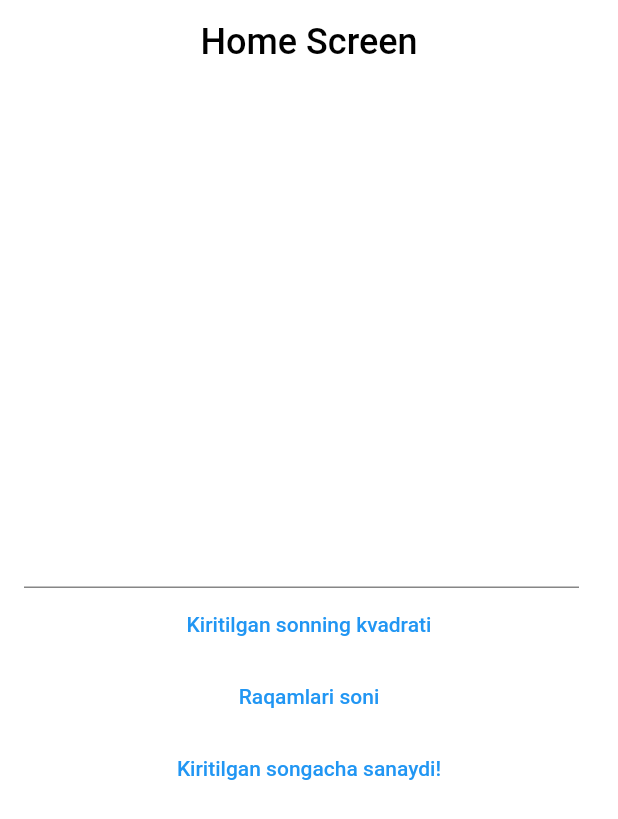
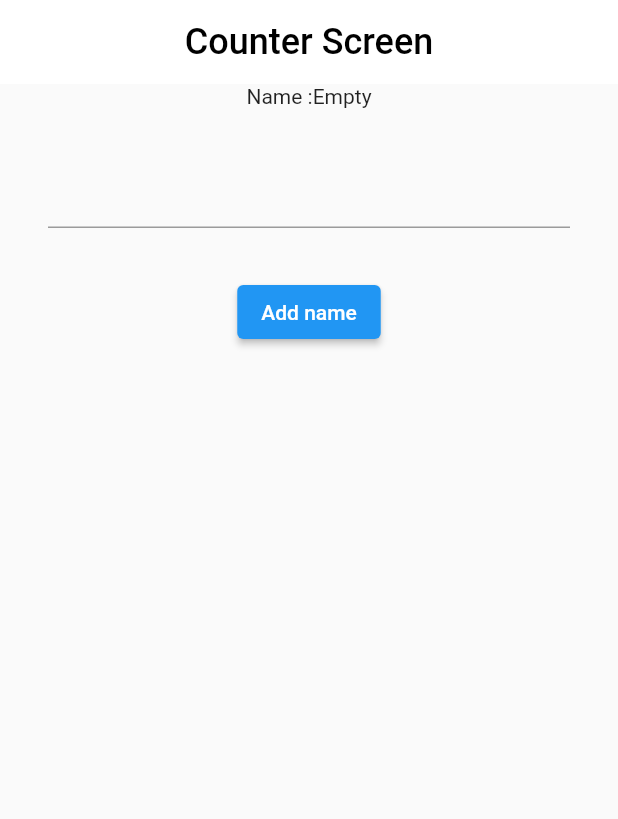
Before and after one commit to solihdev/streams_flutter, a Flutter app: the screen it shows after launch, on a phone screen of 412 x 824 dp. Shown: the top 819 px of the screen. Run offline on Flutter 3.47's test engine with Material 2 defaults, Android fonts, the phone set to English and light mode, and no system bars; our stand-ins replace fluttertoast.

Commit message:
some changes

```diff
--- a/lib/main.dart
+++ b/lib/main.dart
@@ -1,6 +1,7 @@
 import 'package:flutter/material.dart';
-
-import 'stream_project/home_screen.dart';
+import 'package:flutter_streams/ui/counter_screen.dart';
+import 'package:flutter_streams/ui/counter_screen_view.dart';
+import 'ui/stream_project/home_screen.dart';
 
 void main() {
   runApp(const MyApp());
@@ -9,11 +10,11 @@ void main() {
 class MyApp extends StatelessWidget {
   const MyApp({super.key});
 
-
   @override
   Widget build(BuildContext context) {
     return const MaterialApp(
-      home: HomeScreen(),
+      debugShowCheckedModeBanner: false,
+      home: CounterScreenView(),
     );
   }
 }
--- /dev/null
+++ b/lib/ui/counter_screen_view.dart
@@ -0,0 +1,92 @@
+import 'package:flutter/material.dart';
+import 'package:flutter_streams/view_models/counter_view_model.dart';
+import 'package:provider/provider.dart';
+
+class CounterScreenView extends StatefulWidget {
+  const CounterScreenView({Key? key}) : super(key: key);
+
+  @override
+  State<CounterScreenView> createState() => _CounterScreenViewState();
+}
+
+class _CounterScreenViewState extends State<CounterScreenView> {
+  final TextEditingController nameController = TextEditingController();
+
+  @override
+  Widget build(BuildContext context) {
+    return Scaffold(
+      appBar: AppBar(
+        centerTitle: true,
+        backgroundColor: Colors.white,
+        elevation: 0,
+        title: const Text(
+          "Counter Screen",
+          style: TextStyle(color: Colors.black, fontSize: 24),
+        ),
+      ),
+      body: ChangeNotifierProvider(
+          create: (context) => CounterViewModel(),
+          builder: (context, child) {
+            return Consumer<CounterViewModel>(
+                builder: (context, viewModel, child) {
+              return Column(children: [
+                Center(
+                  child: Text("Name :${viewModel.name}"),
+                ),
+                Padding(
+                  padding: const EdgeInsets.all(32),
+                  child: TextField(
+                    controller: nameController,
+                  ),
+                ),
+                ElevatedButton(
+                    onPressed: () {
+                      context
+                          .read<CounterViewModel>()
+                          .addToStream(nameController.text);
+                    },
+                    child: const Text("Add name"))
+              ]);
+            });
+          }),
+    );
+  }
+}
+
+// Widget eskisi(){
+//   return Scaffold(
+//     appBar: AppBar(
+//       centerTitle: true,
+//       backgroundColor: Colors.white,
+//       elevation: 0,
+//       title: const Text(
+//         "Counter Screen",
+//         style: TextStyle(color: Colors.black, fontSize: 24),
+//       ),
+//     ),
+//     body: ChangeNotifierProvider(
+//       create: (context) => CounterViewModel(),
+//       builder: (context, child) {
+//         return Consumer<CounterViewModel>(
+//             builder: (context, viewModel, child) {
+//               return Column(
+//                 children: [
+//                   Center(
+//                     child: Text(viewModel.count.toString()),
+//                   ),
+//                   ElevatedButton(onPressed: (){
+//                     context.read<CounterViewModel>().pauseCounterStream();
+//                   }, child: const Text("Pause Stream")),
+//                   ElevatedButton(onPressed: (){
+//                     context.read<CounterViewModel>().resumeCounterStream();
+//                   }, child: const Text("Resume Stream")),
+//                   ElevatedButton(onPressed: (){
+//                     context.read<CounterViewModel>().cancelCounterStream();
+//                   }, child: const Text("Cancel Stream")),
+//                 ],
+//               );
+//             });
+//       },
+//     ),
+//   );
+// }
--- /dev/null
+++ b/lib/view_models/counter_view_model.dart
@@ -0,0 +1,44 @@
+import 'dart:async';
+import 'package:flutter/cupertino.dart';
+import 'package:flutter_streams/data/stream_generator.dart';
+
+class CounterViewModel extends ChangeNotifier {
+  // CounterViewModel() {
+  //   listenNumber();
+  // }
+  //
+  // int count = 0;
+  // late StreamSubscription subscription;
+  //
+  // listenNumber() {
+  //   Stream<int> stream = StreamGenerator.getMyNumbers();
+  //
+  //   subscription = stream.listen((event) {
+  //     count = event;
+  //     notifyListeners();
+  //   });
+  // }
+  //
+  // pauseCounterStream() => subscription.pause();
+  //
+  // resumeCounterStream() => subscription.resume();
+  //
+  // cancelCounterStream() => subscription.cancel();
+
+  // ------------ ----------------------- ----- With Stream Controller
+
+  String name="Empty";
+
+  StreamController<String> streamController=StreamController<String>();
+
+  addToStream(String name)=>streamController.sink.add(name);
+
+  listenName() {
+      Stream<String> stream = streamController.stream;
+      stream.listen((event) {
+        name = event;
+        notifyListeners();
+      });
+    }
+
+}
--- a/pubspec.yaml
+++ b/pubspec.yaml
@@ -10,6 +10,7 @@ dependencies:
     sdk: flutter
   cupertino_icons: ^1.0.2
   fluttertoast: ^8.1.1
+  provider: ^6.0.5
 
 dev_dependencies:
   flutter_test:
```
Also changed, not shown: lib/creating_streams.dart (deleted, +0 -81 lines), lib/data/stream_generator.dart (added, +10 -0 lines), lib/ui/counter_screen.dart (added, +34 -0 lines), lib/ui/creating_stream.dart (added, +73 -0 lines), lib/ui/dart_streams.dart (added, +49 -0 lines), lib/ui/stream_project/home_screen.dart (renamed from lib/stream_project/home_screen.dart, +4 -3 lines), lib/counter.dart (deleted), lib/dart_streams.dart (deleted), lib/ui/stream_project/counting_screen.dart (renamed from lib/stream_project/counting_screen.dart), lib/ui/stream_project/number_numbers_screen.dart (renamed from lib/stream_project/number_numbers_screen.dart), lib/ui/stream_project/square_screen.dart (renamed from lib/stream_project/square_screen.dart), pubspec.lock.
